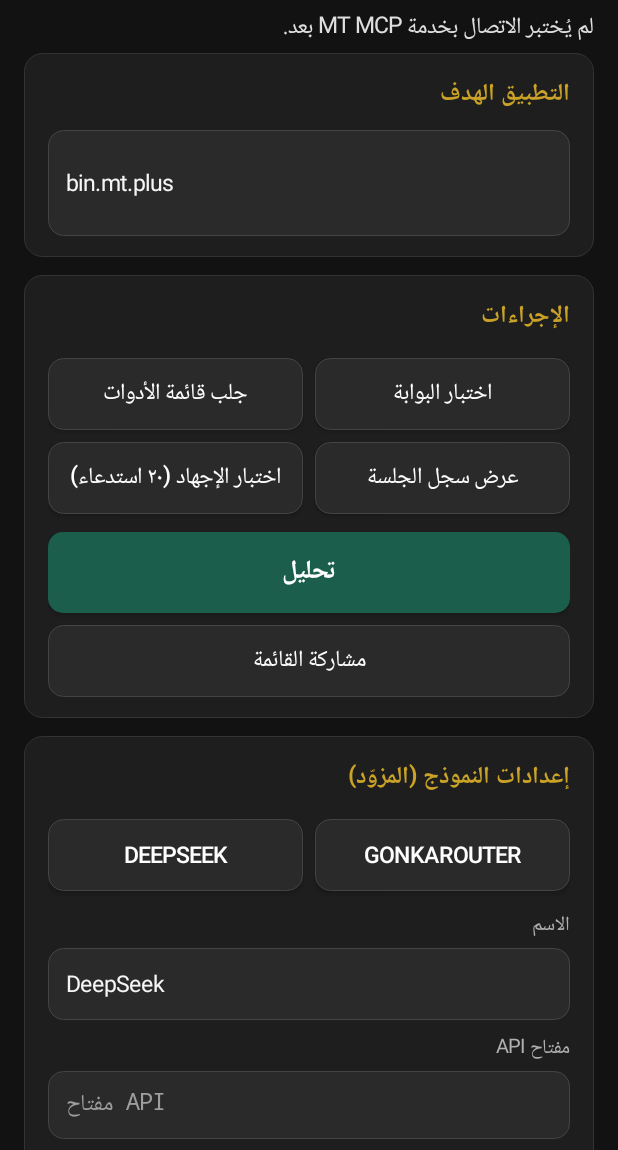
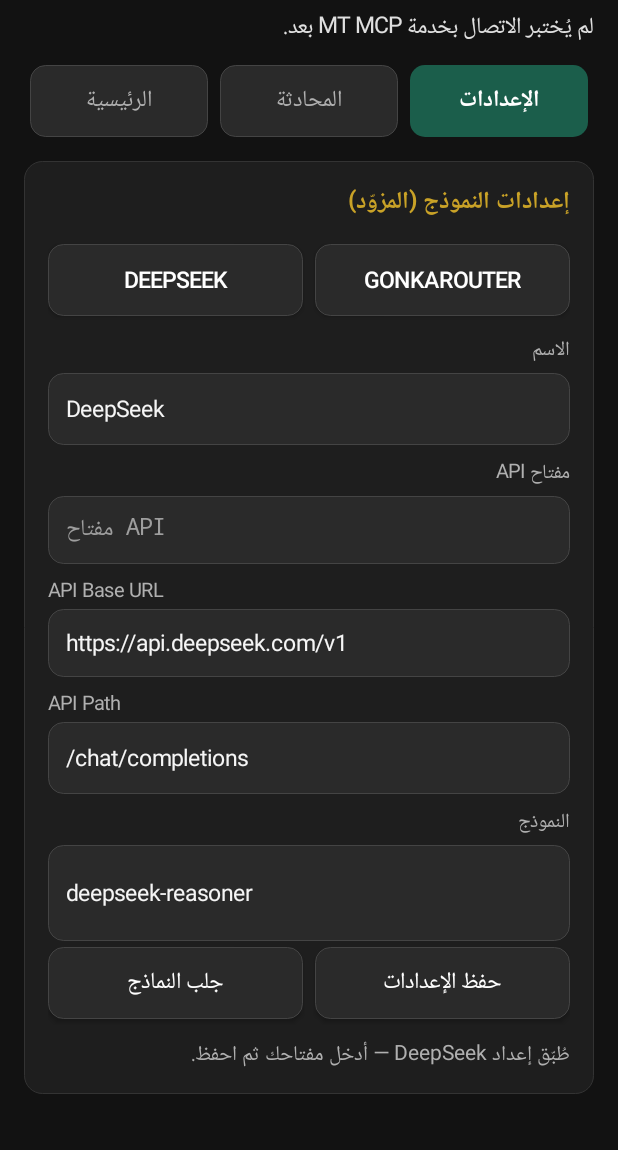
Before and after one commit to Sulaiman507/AnalysisAssistant, an Android app: the screen it shows after launch (MainActivity), after a tap on "DEEPSEEK", on a phone screen of 412 x 824 dp, the part 86-1236 px from its top. Run offline under Robolectric (Android 15) with nearby library versions, the phone set to English and light mode, and no system bars; pictures from the network do not load; 3 other taps on this screen came first.

Commit message:
Tabbed UI (0.1.8-ui): Home / Chat / Settings tabs, pinned chat input

```diff
--- a/app/build.gradle.kts
+++ b/app/build.gradle.kts
@@ -12,8 +12,8 @@ android {
         applicationId = "com.musaed.analysis"
         minSdk = 26
         targetSdk = 36
-        versionCode = 8
-        versionName = "0.1.7-chat"
+        versionCode = 9
+        versionName = "0.1.8-ui"
     }
 
     buildTypes {
--- a/app/src/main/java/com/musaed/analysis/MainActivity.kt
+++ b/app/src/main/java/com/musaed/analysis/MainActivity.kt
@@ -8,6 +8,7 @@ import android.graphics.drawable.GradientDrawable
 import android.net.Uri
 import android.os.Bundle
 import android.text.InputType
+import android.view.View
 import android.widget.Button
 import android.widget.EditText
 import android.widget.LinearLayout
@@ -82,32 +83,78 @@ class MainActivity : Activity() {
 
     private var lastDir: File? = null
 
+    // التبويبات الثلاثة: الرئيسية (الهدف + الإجراءات + النتائج)، المحادثة،
+    // الإعدادات. العنوان والحالة ثابتان فوق التبويبات وتبديلها لا يمس
+    // حالة الأزرار — فيبدّل المستخدم التبويب أثناء تشغيل عملية.
+    private lateinit var mainTabButton: Button
+    private lateinit var chatTabButton: Button
+    private lateinit var settingsTabButton: Button
+    private lateinit var mainScroll: ScrollView
+    private lateinit var settingsScroll: ScrollView
+    private lateinit var chatContainer: LinearLayout
+    private lateinit var chatScroll: ScrollView
+    private var currentTab = 0
+
     override fun onCreate(savedInstanceState: Bundle?) {
         super.onCreate(savedInstanceState)
-        // كل الصفحة في تمريرة واحدة — لا تمرير متداخل: الأقسام والنتائج
-        // كلها في ScrollView واحد، فلا تنقطع الأزرار ولا الحقول عن الشاشة.
-        val scroll = ScrollView(this)
+        // الجذر عمودي: عنوان + حالة ثابتان، ثم شريط تبويبات، ثم محتوى
+        // التبويب النشط فقط (يملأ باقي الشاشة). كل تبويب له تمريره الخاص.
         val root = LinearLayout(this).apply {
             orientation = LinearLayout.VERTICAL
             setBackgroundColor(0xFF121212.toInt())
-            setPadding(dp(16), dp(16), dp(16), dp(16))
         }
-        scroll.addView(root)
 
         val titleView = TextView(this).apply {
             text = getString(R.string.app_name)
             textSize = 24f
             setTypeface(null, Typeface.BOLD)
             setTextColor(0xFFF5F5F5.toInt())
+            setPadding(dp(16), dp(16), dp(16), 0)
         }
         statusView = TextView(this).apply {
             text = getString(R.string.status_not_checked)
             textSize = 15f
             setTextColor(0xFFE0E0E0.toInt())
-            setPadding(0, dp(6), 0, dp(4))
+            setPadding(dp(16), dp(6), dp(16), dp(4))
         }
         root.addView(titleView)
         root.addView(statusView)
+
+        // شريط التبويبات
+        val tabBar = LinearLayout(this).apply {
+            orientation = LinearLayout.HORIZONTAL
+            setPadding(dp(16), dp(8), dp(16), dp(8))
+        }
+        mainTabButton = tabButton(getString(R.string.tab_main), 0)
+        chatTabButton = tabButton(getString(R.string.tab_chat), 1)
+        settingsTabButton = tabButton(getString(R.string.tab_settings), 2)
+        tabBar.addView(mainTabButton, tabButtonParams())
+        tabBar.addView(chatTabButton, tabButtonParams())
+        tabBar.addView(settingsTabButton, tabButtonParams())
+        root.addView(tabBar)
+
+        // حاويات التبويبات — الظاهر منها واحد فقط في كل لحظة
+        val tabContentParams = LinearLayout.LayoutParams(
+            LinearLayout.LayoutParams.MATCH_PARENT, 0, 1f,
+        )
+        val mainContent = LinearLayout(this).apply {
+            orientation = LinearLayout.VERTICAL
+            setPadding(dp(16), dp(8), dp(16), dp(16))
+        }
+        mainScroll = ScrollView(this).apply { addView(mainContent) }
+        root.addView(mainScroll, tabContentParams)
+
+        val settingsContent = LinearLayout(this).apply {
+            orientation = LinearLayout.VERTICAL
+            setPadding(dp(16), dp(8), dp(16), dp(16))
+        }
+        settingsScroll = ScrollView(this).apply {
+            addView(settingsContent)
+            visibility = View.GONE
+        }
+        root.addView(settingsScroll, tabContentParams)
+
+        buildChatTab(root, tabContentParams)
 
         // بطاقة الهدف
         val targetCard = sectionCard()
@@ -116,7 +163,7 @@ class MainActivity : Activity() {
             setText(StressTester.DEFAULT_TARGET)
         }
         targetCard.addView(targetInput)
-        addCard(root, targetCard)
+        addCard(mainContent, targetCard)
 
         // بطاقة الإجراءات
         val actionsCard = sectionCard()
@@ -144,7 +191,7 @@ class MainActivity : Activity() {
             setOnClickListener { shareList() }
         }
         actionsCard.addView(shareButton, fullWidthParams())
-        addCard(root, actionsCard)
+        addCard(mainContent, actionsCard)
 
         // بطاقة إعدادات النموذج — المفتاح يبقى في الجهاز فقط
         // (SharedPreferences) ولا يُرسل إلا إلى المزوّد نفسه.
@@ -189,45 +236,7 @@ class MainActivity : Activity() {
             setPadding(0, dp(8), 0, 0)
         }
         settingsCard.addView(settingsStatus)
-        addCard(root, settingsCard)
-
-        // بطاقة المحادثة مع النموذج — تشرح قبل التنفيذ، وتقرأ الكود عند
-        // الحاجة (قراءة فقط). الرسائل في نفس تمريرة الصفحة بلا تمرير
-        // متداخل، وتُعرض آخر 30 دوراً فقط.
-        val chatCard = sectionCard()
-        chatCard.addView(sectionTitle(getString(R.string.chat_title)))
-        chatMessagesLayout = LinearLayout(this).apply {
-            orientation = LinearLayout.VERTICAL
-        }
-        chatCard.addView(chatMessagesLayout)
-        chatInput = styledField(getString(R.string.chat_hint)).apply {
-            minHeight = dp(48)
-        }
-        chatCard.addView(chatInput)
-        chatSendButton = styledButton(getString(R.string.chat_send), true).apply {
-            setOnClickListener { sendChat() }
-        }
-        chatCard.addView(chatSendButton, fullWidthParams())
-        chatRunButton = styledButton(getString(R.string.chat_run), false).apply {
-            setOnClickListener {
-                val instructions = chatSession.instructionsForAnalysis()
-                if (instructions.isBlank()) {
-                    Toast.makeText(this@MainActivity, R.string.chat_no_instructions, Toast.LENGTH_SHORT).show()
-                } else {
-                    runAnalysis(instructions)
-                }
-            }
-        }
-        chatClearButton = styledButton(getString(R.string.chat_clear), false).apply {
-            setOnClickListener {
-                chatSession = ChatSession()
-                chatLog = SessionLog()
-                ChatStore.save(mcpDir(), chatSession, chatLog)
-                renderChat()
-            }
-        }
-        chatCard.addView(buttonRow(chatRunButton, chatClearButton))
-        addCard(root, chatCard)
+        addCard(settingsContent, settingsCard)
 
         // بطاقة النتائج
         val resultsCard = sectionCard()
@@ -253,12 +262,118 @@ class MainActivity : Activity() {
             setPadding(0, dp(8), 0, 0)
         }
         resultsCard.addView(resultView)
-        addCard(root, resultsCard)
+        addCard(mainContent, resultsCard)
 
-        setContentView(scroll)
+        setContentView(root)
         loadProviderSettings()
         chatSession = ChatStore.load(mcpDir())
         renderChat()
+        showTab(0)
+    }
+
+    /**
+     * يبني تبويب المحادثة: رسائل تملأ الشاشة وتمرّر وحدها، وصف ثابت في
+     * الأسفل فيه حقل الكتابة وزر الإرسال — مثل أي تطبيق محادثة. فوقه
+     * صف «نفّذ» و«مسح».
+     */
+    private fun buildChatTab(root: LinearLayout, tabContentParams: LinearLayout.LayoutParams) {
+        chatContainer = LinearLayout(this).apply {
+            orientation = LinearLayout.VERTICAL
+            visibility = View.GONE
+        }
+        chatMessagesLayout = LinearLayout(this).apply {
+            orientation = LinearLayout.VERTICAL
+            setPadding(dp(16), dp(8), dp(16), dp(8))
+        }
+        chatScroll = ScrollView(this).apply { addView(chatMessagesLayout) }
+        chatContainer.addView(
+            chatScroll,
+            LinearLayout.LayoutParams(
+                LinearLayout.LayoutParams.MATCH_PARENT, 0, 1f,
+            ),
+        )
+        chatRunButton = styledButton(getString(R.string.chat_run), false).apply {
+            setOnClickListener {
+                val instructions = chatSession.instructionsForAnalysis()
+                if (instructions.isBlank()) {
+                    Toast.makeText(this@MainActivity, R.string.chat_no_instructions, Toast.LENGTH_SHORT).show()
+                } else {
+                    runAnalysis(instructions)
+                }
+            }
+        }
+        chatClearButton = styledButton(getString(R.string.chat_clear), false).apply {
+            setOnClickListener {
+                chatSession = ChatSession()
+                chatLog = SessionLog()
+                ChatStore.save(mcpDir(), chatSession, chatLog)
+                renderChat()
+            }
+        }
+        val actionsRow = buttonRow(chatRunButton, chatClearButton).apply {
+            setPadding(dp(16), dp(8), dp(16), 0)
+        }
+        chatContainer.addView(actionsRow)
+        chatInput = styledField(getString(R.string.chat_hint)).apply {
+            minHeight = dp(48)
+        }
+        chatSendButton = styledButton(getString(R.string.chat_send), true).apply {
+            setOnClickListener { sendChat() }
+        }
+        val inputRow = LinearLayout(this).apply {
+            orientation = LinearLayout.HORIZONTAL
+            setPadding(dp(16), dp(8), dp(16), dp(16))
+        }
+        inputRow.addView(
+            chatInput,
+            LinearLayout.LayoutParams(0, LinearLayout.LayoutParams.WRAP_CONTENT, 1f),
+        )
+        inputRow.addView(
+            chatSendButton,
+            LinearLayout.LayoutParams(
+                LinearLayout.LayoutParams.WRAP_CONTENT,
+                LinearLayout.LayoutParams.WRAP_CONTENT,
+            ).apply { leftMargin = dp(8) },
+        )
+        chatContainer.addView(inputRow)
+        root.addView(chatContainer, tabContentParams)
+    }
+
+    /** زر تبويب: ينقّل لتبويبه عند الضغط. */
+    private fun tabButton(text: String, index: Int): Button = Button(this).apply {
+        this.text = text
+        textSize = 15f
+        minHeight = dp(48)
+        setPadding(dp(8), 0, dp(8), 0)
+        setOnClickListener { showTab(index) }
+    }
+
+    private fun tabButtonParams(): LinearLayout.LayoutParams =
+        LinearLayout.LayoutParams(0, LinearLayout.LayoutParams.WRAP_CONTENT, 1f).apply {
+            leftMargin = dp(4)
+            rightMargin = dp(4)
+        }
+
+    private fun styleTabButton(button: Button, selected: Boolean) {
+        button.background = roundedBg(
+            if (selected) 0xFF1B5E4B.toInt() else 0xFF2A2A2A.toInt(),
+            if (selected) 0 else 0xFF444444.toInt(),
+            10,
+        )
+        button.setTextColor(if (selected) 0xFFFFFFFF.toInt() else 0xFFB0B0B0.toInt())
+        button.setTypeface(null, if (selected) Typeface.BOLD else Typeface.NORMAL)
+    }
+
+    /** يُظهر تبويباً واحداً ويخفي الآخرين، ويحدّث شكل شريط التبويبات. */
+    private fun showTab(index: Int) {
+        currentTab = index
+        mainScroll.visibility = if (index == 0) View.VISIBLE else View.GONE
+        chatContainer.visibility = if (index == 1) View.VISIBLE else View.GONE
+        settingsScroll.visibility = if (index == 2) View.VISIBLE else View.GONE
+        styleTabButton(mainTabButton, index == 0)
+        styleTabButton(chatTabButton, index == 1)
+        styleTabButton(settingsTabButton, index == 2)
+        if (index == 1) chatScroll.post { chatScroll.fullScroll(ScrollView.FOCUS_DOWN) }
     }
 
     // ——— عناصر الواجهة الداكنة الرسمية ———
@@ -363,7 +478,7 @@ class MainActivity : Activity() {
         shareButton.isEnabled = !busy && lastDir != null
     }
 
-    /** يعيد رسم أدوار المحادثة (آخر 30 دوراً) في بطاقة المحادثة. */
+    /** يعيد رسم أدوار المحادثة (آخر 30 دوراً) في تبويب المحادثة. */
     private fun renderChat() {
         chatMessagesLayout.removeAllViews()
         val turns = chatSession.turns()
@@ -396,6 +511,7 @@ class MainActivity : Activity() {
                 LinearLayout.LayoutParams.WRAP_CONTENT,
             ).apply { topMargin = dp(6) })
         }
+        chatScroll.post { chatScroll.fullScroll(ScrollView.FOCUS_DOWN) }
     }
 
     /** يرسل رسالة محادثة للنموذج؛ قد يقرأ الكود ليشرح، أو يطلب «نفّذ». */
--- a/app/src/main/res/values/strings.xml
+++ b/app/src/main/res/values/strings.xml
@@ -64,4 +64,7 @@
     <string name="chat_you">أنت</string>
     <string name="chat_model">النموذج</string>
     <string name="chat_run_started">أبدأ التحليل الكامل بتعليمات المحادثة…</string>
+    <string name="tab_main">الرئيسية</string>
+    <string name="tab_chat">المحادثة</string>
+    <string name="tab_settings">الإعدادات</string>
 </resources>
--- a/mcp/src/main/java/com/musaed/analysis/mcp/McpClient.kt
+++ b/mcp/src/main/java/com/musaed/analysis/mcp/McpClient.kt
@@ -24,7 +24,7 @@ class McpClient(
         const val DEFAULT_URL = "http://127.0.0.1:8787/mcp"
         const val PROTOCOL_VERSION = "2025-03-26"
         const val CLIENT_NAME = "musaed-analysis-probe"
-        const val CLIENT_VERSION = "0.1.7-chat"
+        const val CLIENT_VERSION = "0.1.8-ui"
     }
 
     private var sessionId: String? = null
```
Also changed, not shown: 3 other files.
